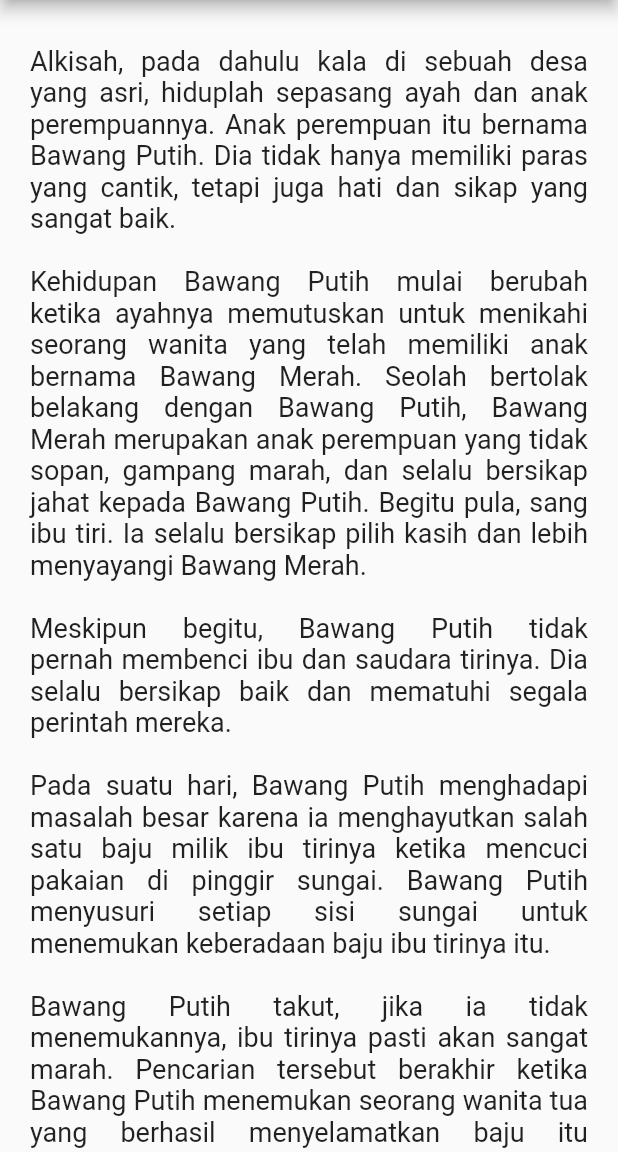
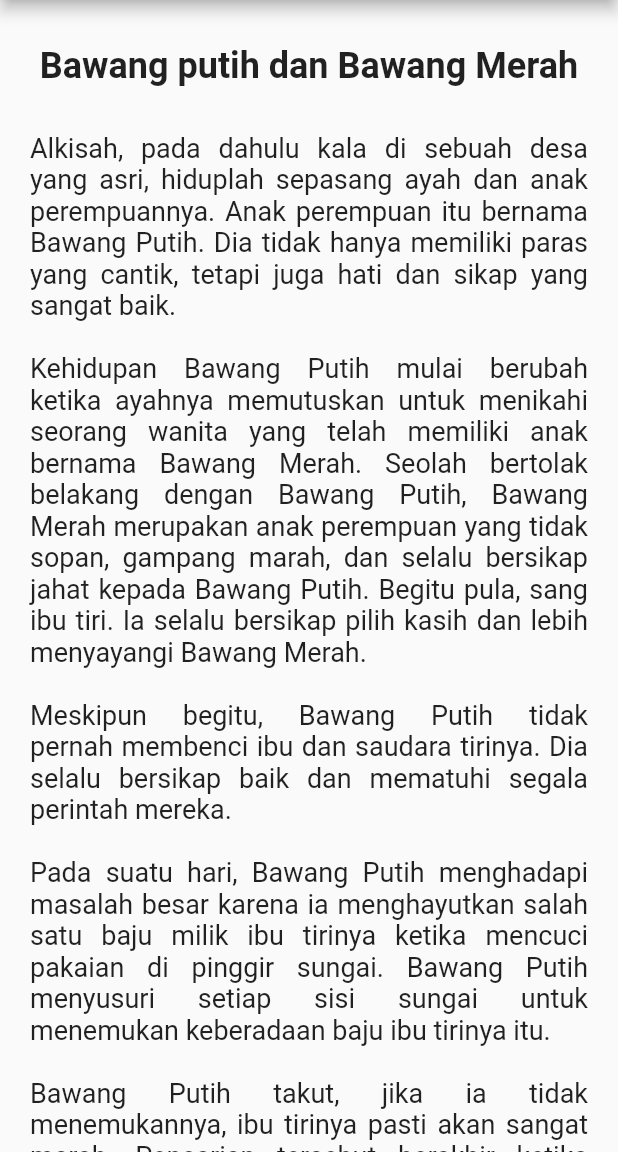
Before and after one commit to NoFall887/storyteller, a Flutter app: the screen it shows after launch, on a phone screen of 412 x 824 dp, the part 84-1236 px from its top. Run offline on Flutter 3.47's test engine with Material 2 defaults, Android fonts, the phone set to English and light mode, and no system bars; our stand-ins replace assets_audio_player, audio_video_progress_bar.

Commit message:
add story title
story title

```diff
--- a/lib/storyTeller.dart
+++ b/lib/storyTeller.dart
@@ -3,7 +3,7 @@ import 'package:storyteller/storyPlayer.dart';
 import 'package:storyteller/text.dart';
 
 class StoryTeller extends StatefulWidget {
-  StoryTeller({Key? key}) : super(key: key);
+  const StoryTeller({Key? key}) : super(key: key);
 
   @override
   State<StoryTeller> createState() => _StoryTellerState();
@@ -14,21 +14,28 @@ class _StoryTellerState extends State<StoryTeller> {
   Widget build(BuildContext context) {
     return Scaffold(
       appBar: AppBar(
-        title: Text("Story Teller"),
+        title: const Text("Story Teller"),
         centerTitle: true,
       ),
       body: SingleChildScrollView(
         child: Container(
-          padding: EdgeInsets.symmetric(vertical: 30, horizontal: 20),
+          padding: const EdgeInsets.symmetric(vertical: 30, horizontal: 20),
           child: Column(
             children: [
               Text(
+                "Bawang putih dan Bawang Merah",
+                style: TextStyle(fontWeight: FontWeight.w600, fontSize: 24),
+              ),
+              SizedBox(
+                height: 30,
+              ),
+              Text(
                 StoryText.text,
                 textAlign: TextAlign.justify,
-                style: TextStyle(fontSize: 18),
+                style: const TextStyle(fontSize: 18),
               ),
-              SizedBox(height: 20),
-              StoryPlayer(),
+              const SizedBox(height: 20),
+              const StoryPlayer(),
             ],
           ),
         ),
```
Also changed, not shown: lib/storyPlayer.dart (+15 -15 lines).
